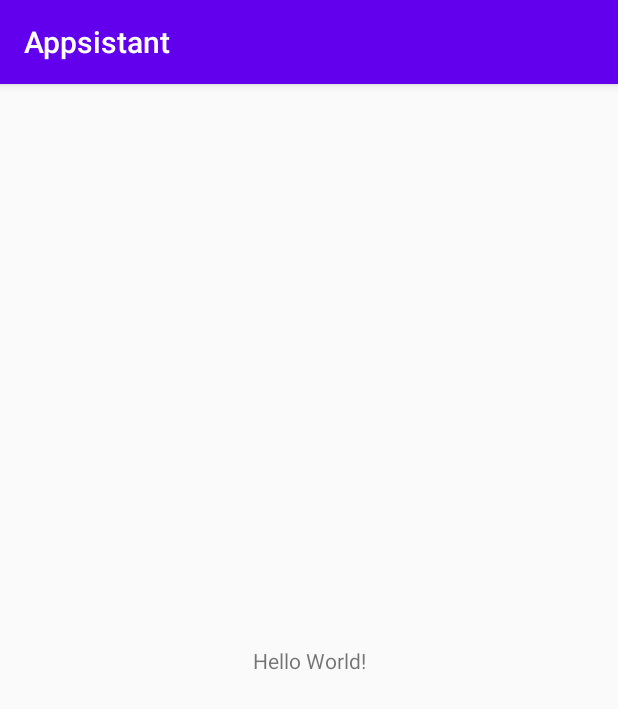
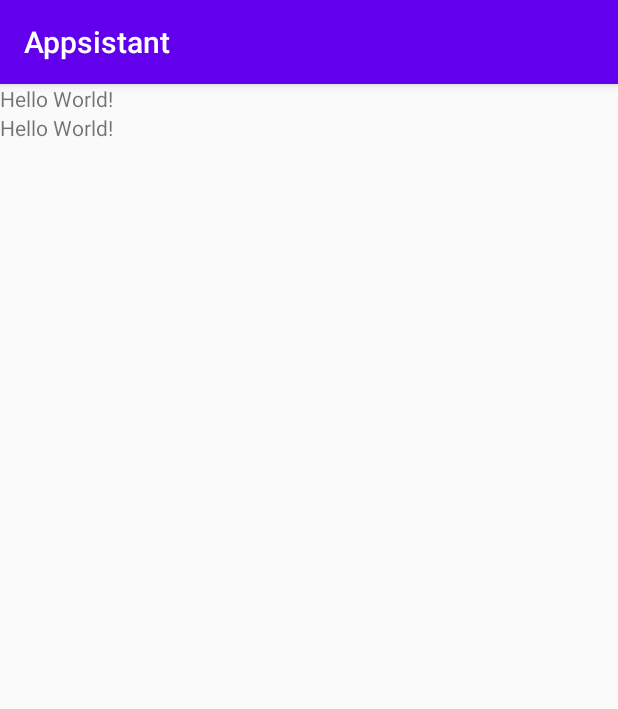
Before and after one commit to Christgo/Appsistant, an Android app: the screen it shows after launch (MainActivity), on a phone screen of 412 x 824 dp. Shown: the top 709 px of the screen. Run offline under Robolectric (Android 15) with nearby library versions, the phone set to English and light mode, and no system bars.

Commit message:
Change Layout Add TextView

```diff
--- a/app/src/main/res/layout/activity_main.xml
+++ b/app/src/main/res/layout/activity_main.xml
@@ -1,18 +1,21 @@
 <?xml version="1.0" encoding="utf-8"?>
-<androidx.constraintlayout.widget.ConstraintLayout xmlns:android="http://schemas.android.com/apk/res/android"
-    xmlns:app="http://schemas.android.com/apk/res-auto"
+<androidx.appcompat.widget.LinearLayoutCompat
+    xmlns:android="http://schemas.android.com/apk/res/android"
     xmlns:tools="http://schemas.android.com/tools"
     android:layout_width="match_parent"
     android:layout_height="match_parent"
+    android:orientation="vertical"
     tools:context=".MainActivity">
 
     <TextView
-        android:layout_width="wrap_content"
+        android:layout_width="match_parent"
         android:layout_height="wrap_content"
         android:text="Hello World!"
-        app:layout_constraintBottom_toBottomOf="parent"
-        app:layout_constraintLeft_toLeftOf="parent"
-        app:layout_constraintRight_toRightOf="parent"
-        app:layout_constraintTop_toTopOf="parent" />
+        android:onClick="click" />
 
-</androidx.constraintlayout.widget.ConstraintLayout>
+    <TextView
+        android:layout_width="match_parent"
+        android:layout_height="wrap_content"
+        android:text="Hello World!" />
+
+</androidx.appcompat.widget.LinearLayoutCompat>
```
